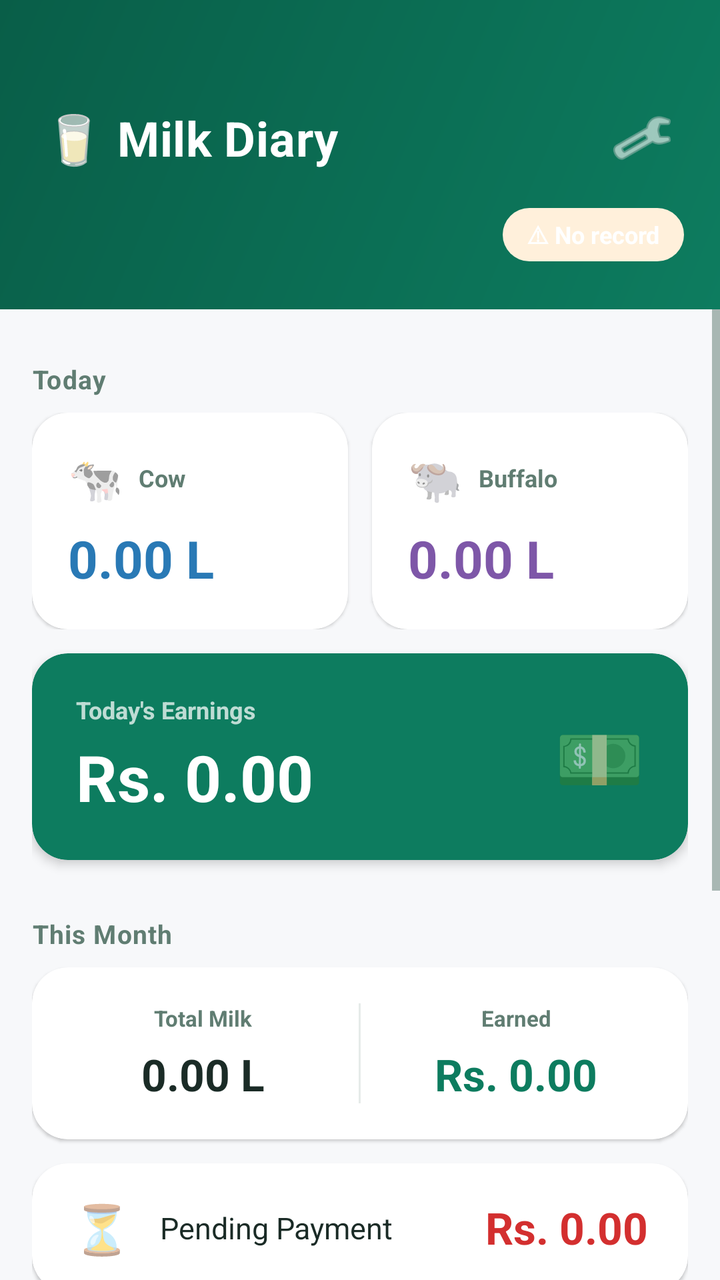
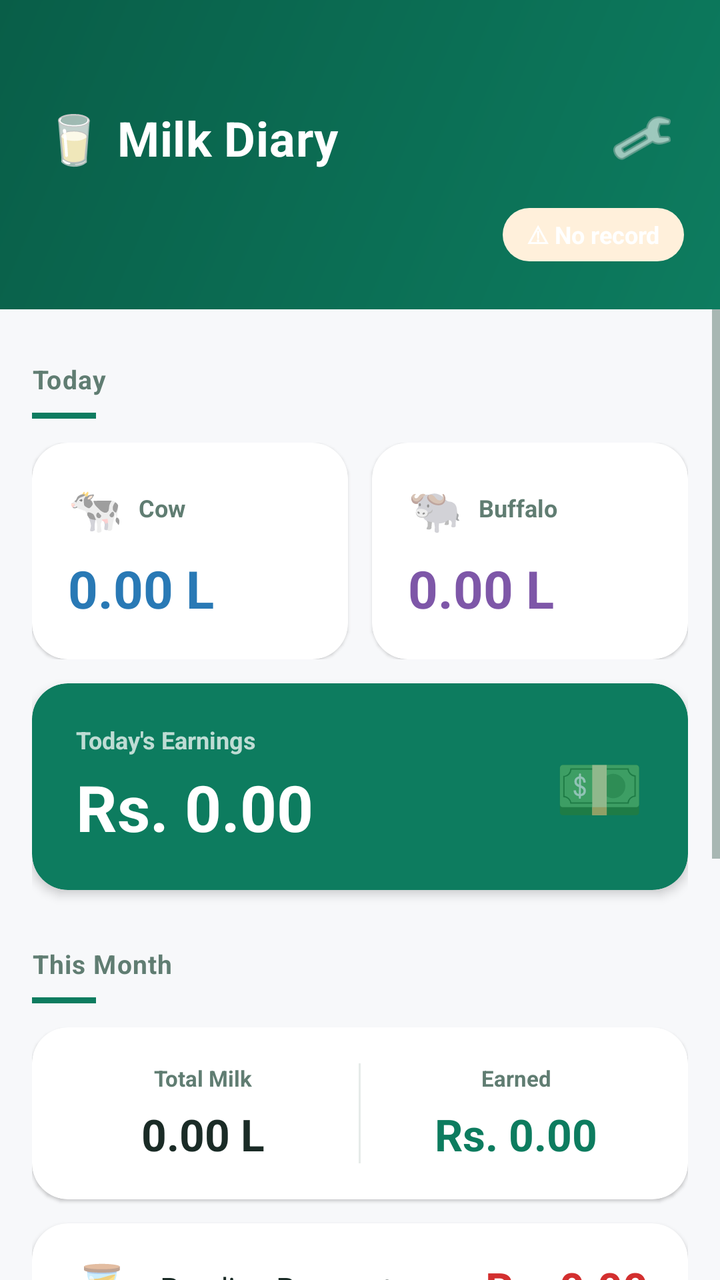

Compare the two renders of this Android layout. The source of the first and the diff that turns it into the second are given below.
<!-- AndroidManifest.xml: application theme Theme.MilkDiary -->
<!-- res/layout/activity_dashboard.xml -->
<?xml version="1.0" encoding="utf-8"?>
<LinearLayout xmlns:android="http://schemas.android.com/apk/res/android"
    xmlns:app="http://schemas.android.com/apk/res-auto"
    android:layout_width="match_parent"
    android:layout_height="match_parent"
    android:orientation="vertical"
    android:background="@color/background">

    
    <LinearLayout
        android:layout_width="match_parent"
        android:layout_height="wrap_content"
        android:orientation="vertical"
        android:background="@drawable/header_gradient"
        android:paddingStart="22dp"
        android:paddingEnd="18dp"
        android:paddingTop="48dp"
        android:paddingBottom="24dp">

        
        <LinearLayout
            android:layout_width="match_parent"
            android:layout_height="wrap_content"
            android:orientation="horizontal"
            android:gravity="center_vertical"
            android:paddingBottom="14dp">

            <TextView
                android:layout_width="0dp"
                android:layout_height="wrap_content"
                android:layout_weight="1"
                android:text="🥛 Milk Diary"
                android:textColor="#FFFFFF"
                android:textSize="24sp"
                android:textStyle="bold"
                android:letterSpacing="0.01" />

            <ImageButton
                android:id="@+id/btnSettings"
                android:layout_width="42dp"
                android:layout_height="42dp"
                android:src="@android:drawable/ic_menu_manage"
                android:background="?attr/selectableItemBackgroundBorderless"
                android:tint="#CCFFFFFF"
                android:contentDescription="Settings" />
        </LinearLayout>

        
        <LinearLayout
            android:layout_width="match_parent"
            android:layout_height="wrap_content"
            android:orientation="horizontal"
            android:gravity="center_vertical">

            <TextView
                android:id="@+id/tvTodayDate"
                android:layout_width="0dp"
                android:layout_height="wrap_content"
                android:layout_weight="1"
                android:textColor="#CCFFFFFF"
                android:textSize="14sp" />

            <TextView
                android:id="@+id/tvTodayStatus"
                android:layout_width="wrap_content"
                android:layout_height="wrap_content"
                android:text="⚠ No record"
                android:textSize="12sp"
                android:textStyle="bold"
                android:textColor="#FFFFFF"
                android:background="@drawable/bg_status_warn"
                android:paddingStart="12dp"
                android:paddingEnd="12dp"
                android:paddingTop="5dp"
                android:paddingBottom="5dp" />
        </LinearLayout>
    </LinearLayout>

    <ScrollView
        android:layout_width="match_parent"
        android:layout_height="0dp"
        android:layout_weight="1"
        android:fillViewport="true">

        <LinearLayout
            android:layout_width="match_parent"
            android:layout_height="wrap_content"
            android:orientation="vertical"
            android:paddingStart="16dp"
            android:paddingEnd="16dp"
            android:paddingTop="20dp"
            android:paddingBottom="24dp">

            
            <TextView
                android:layout_width="match_parent"
                android:layout_height="wrap_content"
                android:text="Today"
                style="@style/SectionLabel" />

            
            <LinearLayout
                android:layout_width="match_parent"
                android:layout_height="wrap_content"
                android:orientation="horizontal"
                android:layout_marginBottom="12dp">

                <androidx.cardview.widget.CardView
                    android:layout_width="0dp"
                    android:layout_height="wrap_content"
                    android:layout_weight="1"
                    android:layout_marginEnd="6dp"
                    app:cardCornerRadius="18dp"
                    app:cardElevation="1dp"
                    app:cardBackgroundColor="@color/card_bg">
                    <LinearLayout
                        android:layout_width="match_parent"
                        android:layout_height="wrap_content"
                        android:orientation="vertical"
                        android:padding="18dp">
                        <LinearLayout
                            android:layout_width="match_parent"
                            android:layout_height="wrap_content"
                            android:orientation="horizontal"
                            android:gravity="center_vertical"
                            android:paddingBottom="8dp">
                            <TextView
                                android:layout_width="wrap_content"
                                android:layout_height="wrap_content"
                                android:text="🐄"
                                android:textSize="22sp" />
                            <TextView
                                android:layout_width="0dp"
                                android:layout_height="wrap_content"
                                android:layout_weight="1"
                                android:layout_marginStart="8dp"
                                android:text="Cow"
                                android:textSize="12sp"
                                android:textColor="@color/text_secondary"
                                android:textStyle="bold" />
                        </LinearLayout>
                        <TextView
                            android:id="@+id/tvCowLiters"
                            android:layout_width="wrap_content"
                            android:layout_height="wrap_content"
                            android:text="0.00 L"
                            android:textColor="@color/cow_color"
                            android:textSize="26sp"
                            android:textStyle="bold" />
                    </LinearLayout>
                </androidx.cardview.widget.CardView>

                <androidx.cardview.widget.CardView
                    android:layout_width="0dp"
                    android:layout_height="wrap_content"
                    android:layout_weight="1"
                    android:layout_marginStart="6dp"
                    app:cardCornerRadius="18dp"
                    app:cardElevation="1dp"
                    app:cardBackgroundColor="@color/card_bg">
                    <LinearLayout
                        android:layout_width="match_parent"
                        android:layout_height="wrap_content"
                        android:orientation="vertical"
                        android:padding="18dp">
                        <LinearLayout
                            android:layout_width="match_parent"
                            android:layout_height="wrap_content"
                            android:orientation="horizontal"
                            android:gravity="center_vertical"
                            android:paddingBottom="8dp">
                            <TextView
                                android:layout_width="wrap_content"
                                android:layout_height="wrap_content"
                                android:text="🐃"
                                android:textSize="22sp" />
                            <TextView
                                android:layout_width="0dp"
                                android:layout_height="wrap_content"
                                android:layout_weight="1"
                                android:layout_marginStart="8dp"
                                android:text="Buffalo"
                                android:textSize="12sp"
                                android:textColor="@color/text_secondary"
                                android:textStyle="bold" />
                        </LinearLayout>
                        <TextView
                            android:id="@+id/tvBufLiters"
                            android:layout_width="wrap_content"
                            android:layout_height="wrap_content"
                            android:text="0.00 L"
                            android:textColor="@color/buffalo_color"
                            android:textSize="26sp"
                            android:textStyle="bold" />
                    </LinearLayout>
                </androidx.cardview.widget.CardView>
            </LinearLayout>

            
            <androidx.cardview.widget.CardView
                android:layout_width="match_parent"
                android:layout_height="wrap_content"
                android:layout_marginBottom="22dp"
                app:cardCornerRadius="18dp"
                app:cardElevation="3dp"
                app:cardBackgroundColor="@color/primary">
                <LinearLayout
                    android:layout_width="match_parent"
                    android:layout_height="wrap_content"
                    android:orientation="horizontal"
                    android:paddingStart="22dp"
                    android:paddingEnd="22dp"
                    android:paddingTop="20dp"
                    android:paddingBottom="20dp"
                    android:gravity="center_vertical">
                    <LinearLayout
                        android:layout_width="0dp"
                        android:layout_height="wrap_content"
                        android:layout_weight="1"
                        android:orientation="vertical">
                        <TextView
                            android:layout_width="wrap_content"
                            android:layout_height="wrap_content"
                            android:text="Today's Earnings"
                            android:textColor="#BBFFFFFF"
                            android:textSize="12sp"
                            android:textStyle="bold"
                            android:paddingBottom="4dp" />
                        <TextView
                            android:id="@+id/tvTodayEarnings"
                            android:layout_width="wrap_content"
                            android:layout_height="wrap_content"
                            android:text="Rs. 0.00"
                            android:textColor="#FFFFFF"
                            android:textSize="32sp"
                            android:textStyle="bold" />
                    </LinearLayout>
                    <TextView
                        android:layout_width="wrap_content"
                        android:layout_height="wrap_content"
                        android:text="💵"
                        android:textSize="36sp" />
                </LinearLayout>
            </androidx.cardview.widget.CardView>

            
            <TextView
                android:layout_width="match_parent"
                android:layout_height="wrap_content"
                android:text="This Month"
                style="@style/SectionLabel" />

            <androidx.cardview.widget.CardView
                android:layout_width="match_parent"
                android:layout_height="wrap_content"
                android:layout_marginBottom="12dp"
                app:cardCornerRadius="18dp"
                app:cardElevation="1dp"
                app:cardBackgroundColor="@color/card_bg">
                <LinearLayout
                    android:layout_width="match_parent"
                    android:layout_height="wrap_content"
                    android:orientation="horizontal"
                    android:padding="18dp">

                    
                    <LinearLayout
                        android:layout_width="0dp"
                        android:layout_height="wrap_content"
                        android:layout_weight="1"
                        android:orientation="vertical"
                        android:gravity="center_horizontal">
                        <TextView
                            android:layout_width="wrap_content"
                            android:layout_height="wrap_content"
                            android:text="Total Milk"
                            android:textSize="11sp"
                            android:textColor="@color/text_secondary"
                            android:textStyle="bold"
                            android:paddingBottom="6dp" />
                        <TextView
                            android:id="@+id/tvMonthlyLiters"
                            android:layout_width="wrap_content"
                            android:layout_height="wrap_content"
                            android:text="0.00 L"
                            android:textColor="@color/text_primary"
                            android:textSize="22sp"
                            android:textStyle="bold" />
                    </LinearLayout>

                    
                    <View
                        android:layout_width="1dp"
                        android:layout_height="match_parent"
                        android:background="@color/divider"
                        android:layout_marginStart="10dp"
                        android:layout_marginEnd="10dp" />

                    
                    <LinearLayout
                        android:layout_width="0dp"
                        android:layout_height="wrap_content"
                        android:layout_weight="1"
                        android:orientation="vertical"
                        android:gravity="center_horizontal">
                        <TextView
                            android:layout_width="wrap_content"
                            android:layout_height="wrap_content"
                            android:text="Earned"
                            android:textSize="11sp"
                            android:textColor="@color/text_secondary"
                            android:textStyle="bold"
                            android:paddingBottom="6dp" />
                        <TextView
                            android:id="@+id/tvMonthlyEarnings"
                            android:layout_width="wrap_content"
                            android:layout_height="wrap_content"
                            android:text="Rs. 0.00"
                            android:textColor="@color/earnings_color"
                            android:textSize="22sp"
                            android:textStyle="bold" />
                    </LinearLayout>
                </LinearLayout>
            </androidx.cardview.widget.CardView>

            
            <androidx.cardview.widget.CardView
                android:layout_width="match_parent"
                android:layout_height="wrap_content"
                android:layout_marginBottom="24dp"
                app:cardCornerRadius="18dp"
                app:cardElevation="1dp"
                app:cardBackgroundColor="@color/card_bg">
                <LinearLayout
                    android:layout_width="match_parent"
                    android:layout_height="wrap_content"
                    android:orientation="horizontal"
                    android:paddingStart="20dp"
                    android:paddingEnd="20dp"
                    android:paddingTop="16dp"
                    android:paddingBottom="16dp"
                    android:gravity="center_vertical">
                    <TextView
                        android:layout_width="wrap_content"
                        android:layout_height="wrap_content"
                        android:text="⏳"
                        android:textSize="24sp"
                        android:layout_marginEnd="14dp" />
                    <TextView
                        android:layout_width="0dp"
                        android:layout_height="wrap_content"
                        android:layout_weight="1"
                        android:text="Pending Payment"
                        android:textColor="@color/text_primary"
                        android:textSize="15sp" />
                    <TextView
                        android:id="@+id/tvPending"
                        android:layout_width="wrap_content"
                        android:layout_height="wrap_content"
                        android:text="Rs. 0.00"
                        android:textColor="@color/pending_color"
                        android:textSize="22sp"
                        android:textStyle="bold" />
                </LinearLayout>
            </androidx.cardview.widget.CardView>

            
            <TextView
                android:layout_width="match_parent"
                android:layout_height="wrap_content"
                android:text="Quick Actions"
                style="@style/SectionLabel" />

            
            <Button
                android:id="@+id/btnAddRecord"
                android:layout_width="match_parent"
                android:layout_height="58dp"
                android:layout_marginBottom="10dp"
                android:text="＋  Add Daily Record"
                android:textSize="16sp"
                android:textStyle="bold"
                android:backgroundTint="@color/primary"
                app:cornerRadius="16dp" />

            
            <LinearLayout
                android:layout_width="match_parent"
                android:layout_height="wrap_content"
                android:orientation="horizontal"
                android:layout_marginBottom="10dp">

                <Button
                    android:id="@+id/btnHistory"
                    android:layout_width="0dp"
                    android:layout_height="52dp"
                    android:layout_weight="1"
                    android:layout_marginEnd="5dp"
                    android:text="📋  History"
                    android:textSize="14sp"
                    android:textStyle="bold"
                    android:backgroundTint="@color/primary_dark"
                    app:cornerRadius="14dp" />

                <Button
                    android:id="@+id/btnMonthlySummary"
                    android:layout_width="0dp"
                    android:layout_height="52dp"
                    android:layout_weight="1"
                    android:layout_marginStart="5dp"
                    android:text="📊  Summary"
                    android:textSize="14sp"
                    android:textStyle="bold"
                    android:backgroundTint="@color/primary_dark"
                    app:cornerRadius="14dp" />
            </LinearLayout>

            
            <Button
                android:id="@+id/btnPayments"
                android:layout_width="match_parent"
                android:layout_height="52dp"
                android:layout_marginBottom="28dp"
                android:text="💰  Payments"
                android:textSize="15sp"
                android:textStyle="bold"
                android:backgroundTint="@color/accent"
                app:cornerRadius="14dp" />

            
            <TextView
                android:layout_width="match_parent"
                android:layout_height="wrap_content"
                android:text="@string/developer_credit"
                android:textStyle="bold"
                android:gravity="center"
                android:textSize="13sp"
                android:textColor="@color/text_hint"
                android:paddingTop="4dp"
                android:paddingBottom="8dp" />

        </LinearLayout>
    </ScrollView>
</LinearLayout>
<!-- resources referenced by this layout -->
<resources>
  <color name="accent">#E8913A</color>
  <color name="background">#F7F8FA</color>
  <color name="buffalo_color">#7E57A8</color>
  <color name="card_bg">#FFFFFF</color>
  <color name="cow_color">#2979B5</color>
  <color name="divider">#E6EBE9</color>
  <color name="earnings_color">#0D7C5F</color>
  <color name="pending_color">#D32F2F</color>
  <color name="primary">#0D7C5F</color>
  <color name="primary_dark">#095E48</color>
  <color name="text_hint">#9BB0A6</color>
  <color name="text_primary">#1A2B26</color>
  <color name="text_secondary">#607D72</color>
  <!-- drawable bg_status_warn (drawable) -->
  <?xml version="1.0" encoding="utf-8"?>
  <shape xmlns:android="http://schemas.android.com/apk/res/android"
      android:shape="rectangle">
      <solid android:color="#FFF0DB" />
      <corners android:radius="20dp" />
  </shape>
  <!-- drawable header_gradient (drawable) -->
  <?xml version="1.0" encoding="utf-8"?>
  <shape xmlns:android="http://schemas.android.com/apk/res/android"
      android:shape="rectangle">
      <gradient
          android:startColor="#0D7C5F"
          android:endColor="#095E48"
          android:angle="135"
          android:type="linear" />
  </shape>
  <string name="developer_credit">Developer Name - Nabin Thapa</string>
  <style name="SectionLabel">
          <item name="android:layout_width">match_parent</item>
          <item name="android:layout_height">wrap_content</item>
          <item name="android:textSize">13sp</item>
          <item name="android:textColor">@color/text_secondary</item>
          <item name="android:textStyle">bold</item>
          <item name="android:letterSpacing">0.03</item>
          <item name="android:paddingBottom">8dp</item>
          <item name="android:paddingTop">6dp</item>
      </style>
  <style name="Theme.MilkDiary" parent="Theme.MaterialComponents.DayNight.NoActionBar">
          <item name="colorPrimary">@color/primary</item>
          <item name="colorPrimaryDark">@color/primary_dark</item>
          <item name="colorAccent">@color/accent</item>
          <item name="android:colorBackground">@color/background</item>
          <item name="colorSurface">@color/surface</item>
          <item name="android:textColorPrimary">@color/text_primary</item>
          <item name="android:textColorSecondary">@color/text_secondary</item>
          <item name="windowActionBar">false</item>
          <item name="windowNoTitle">true</item>
          <item name="android:statusBarColor">@color/primary_dark</item>
          <item name="android:navigationBarColor">@color/background</item>
      </style>
  <color name="surface">#FFFFFF</color>
</resources>

<!-- the commit's change to res/layout/activity_dashboard.xml (unified diff, before → after) -->
@@ -97,6 +97,7 @@
                 android:layout_height="wrap_content"
                 android:text="Today"
                 style="@style/SectionLabel" />
+            <View style="@style/SectionDivider" />
 
             
             <LinearLayout
@@ -249,6 +250,7 @@
                 android:layout_height="wrap_content"
                 android:text="This Month"
                 style="@style/SectionLabel" />
+            <View style="@style/SectionDivider" />
 
             <androidx.cardview.widget.CardView
                 android:layout_width="match_parent"
@@ -370,32 +372,34 @@
                 android:layout_height="wrap_content"
                 android:text="Quick Actions"
                 style="@style/SectionLabel" />
+            <View style="@style/SectionDivider" />
 
             
             <Button
                 android:id="@+id/btnAddRecord"
                 android:layout_width="match_parent"
-                android:layout_height="58dp"
-                android:layout_marginBottom="10dp"
+                android:layout_height="56dp"
+                android:layout_marginBottom="12dp"
                 android:text="＋  Add Daily Record"
                 android:textSize="16sp"
                 android:textStyle="bold"
                 android:backgroundTint="@color/primary"
-                app:cornerRadius="16dp" />
+                app:cornerRadius="16dp"
+                android:stateListAnimator="@null" />
 
             
             <LinearLayout
                 android:layout_width="match_parent"
                 android:layout_height="wrap_content"
                 android:orientation="horizontal"
-                android:layout_marginBottom="10dp">
+                android:layout_marginBottom="12dp">
 
                 <Button
                     android:id="@+id/btnHistory"
                     android:layout_width="0dp"
                     android:layout_height="52dp"
                     android:layout_weight="1"
-                    android:layout_marginEnd="5dp"
+                    android:layout_marginEnd="6dp"
                     android:text="📋  History"
                     android:textSize="14sp"
                     android:textStyle="bold"
@@ -407,7 +411,7 @@
                     android:layout_width="0dp"
                     android:layout_height="52dp"
                     android:layout_weight="1"
-                    android:layout_marginStart="5dp"
+                    android:layout_marginStart="6dp"
                     android:text="📊  Summary"
                     android:textSize="14sp"
                     android:textStyle="bold"
<!-- resource entries referenced after the edit -->
@@ -31,6 +31,12 @@
           android:type="linear" />
   </shape>
   <string name="developer_credit">Developer Name - Nabin Thapa</string>
+  <style name="SectionDivider">
+          <item name="android:layout_width">32dp</item>
+          <item name="android:layout_height">3dp</item>
+          <item name="android:background">@color/primary</item>
+          <item name="android:layout_marginBottom">12dp</item>
+      </style>
   <style name="SectionLabel">
           <item name="android:layout_width">match_parent</item>
           <item name="android:layout_height">wrap_content</item>
